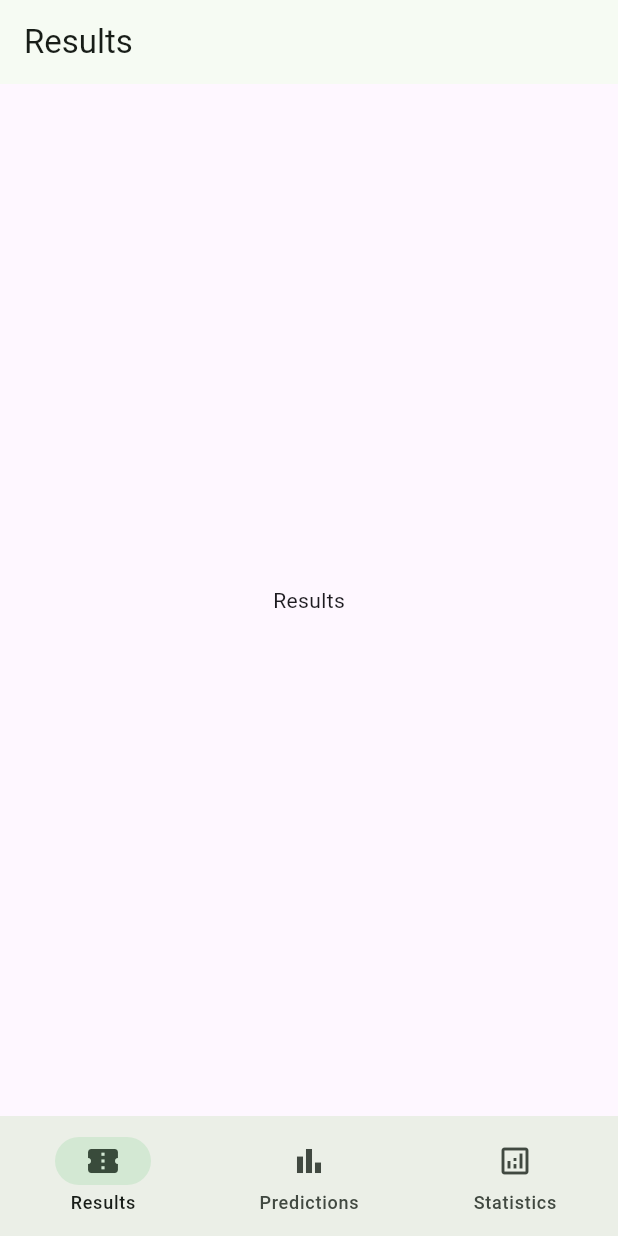
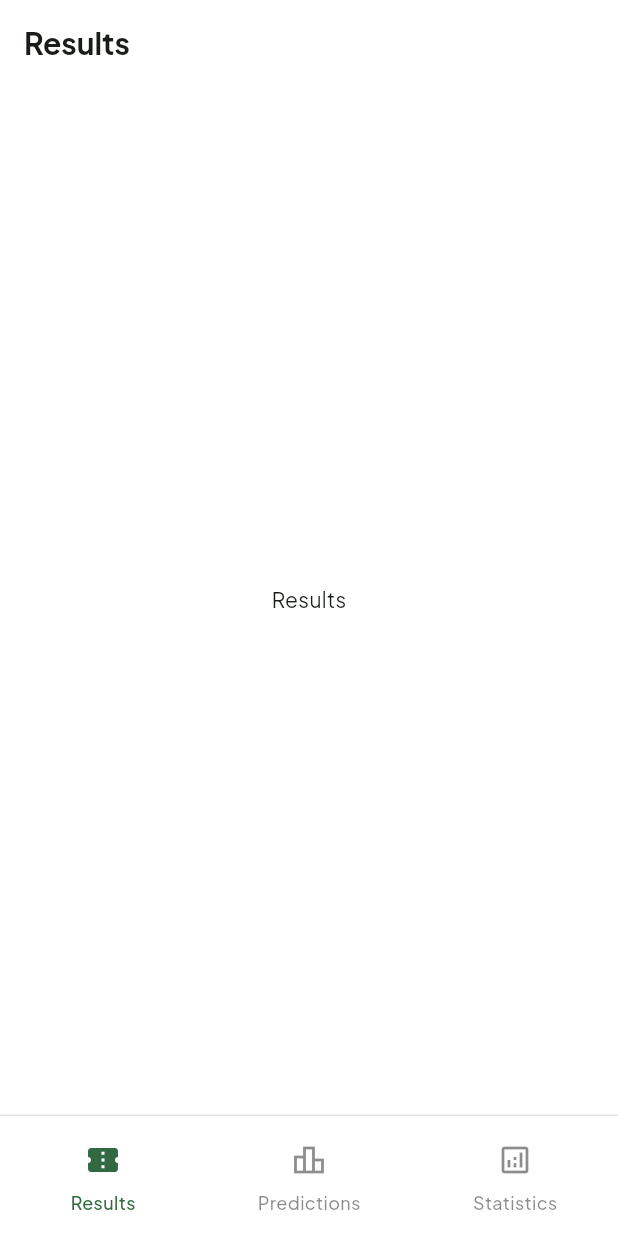
Before and after one commit to alvaro-jrr/ia-animalitos, a Flutter app: the screen it shows after launch, on a phone screen of 412 x 824 dp. Run offline on Flutter 3.47's test engine with Material 3 defaults, Android fonts, the phone set to English and light mode, and no system bars; our stand-ins replace internet_connection_checker_plus.

Commit message:
feat: style navigation bar

```diff
--- a/lib/src/core/styles/app_theme.dart
+++ b/lib/src/core/styles/app_theme.dart
@@ -4,12 +4,22 @@ import 'package:ai_animals_lottery/src/core/styles/app_colors.dart';
 
 class AppTheme {
   /// The light theme.
-  static final light = ThemeData.light().copyWith(
-    colorScheme: ColorScheme.fromSeed(seedColor: AppColors.primary),
+  static final light = ThemeData(
+    fontFamily: 'Plus Jakarta Sans',
+    scaffoldBackgroundColor: Colors.white,
+    colorScheme: ColorScheme.fromSeed(
+      seedColor: AppColors.primary,
+      brightness: Brightness.light,
+    ),
+    dividerColor: Colors.grey.shade200,
   );
 
   /// The dark theme.
-  static final dark = ThemeData.dark().copyWith(
-    colorScheme: ColorScheme.fromSeed(seedColor: AppColors.primary),
+  static final dark = ThemeData(
+    fontFamily: 'Plus Jakarta Sans',
+    colorScheme: ColorScheme.fromSeed(
+      seedColor: AppColors.primary,
+      brightness: Brightness.dark,
+    ),
   );
 }
--- a/lib/src/features/home/widgets/home_app_bar.dart
+++ b/lib/src/features/home/widgets/home_app_bar.dart
@@ -8,7 +8,16 @@ class HomeAppBar extends StatelessWidget implements PreferredSizeWidget {
 
   @override
   Widget build(BuildContext context) {
-    return AppBar(title: Text(settings.title), actions: settings.actions);
+    final theme = Theme.of(context);
+
+    return AppBar(
+      backgroundColor: theme.scaffoldBackgroundColor,
+      title: Text(
+        settings.title,
+        style: TextStyle(fontSize: 20.0, fontWeight: FontWeight.bold),
+      ),
+      actions: settings.actions,
+    );
   }
 
   @override
--- a/lib/src/features/home/widgets/home_bottom_navigation_bar.dart
+++ b/lib/src/features/home/widgets/home_bottom_navigation_bar.dart
@@ -17,27 +17,52 @@ class HomeBottomNavigationBar extends StatelessWidget {
 
   @override
   Widget build(BuildContext context) {
-    return NavigationBar(
+    final theme = Theme.of(context);
+    final selectedColor = theme.colorScheme.primary;
+    final unselectedColor = theme.colorScheme.onSurface.withValues(alpha: 0.5);
+
+    return Container(
+      decoration: BoxDecoration(
+        border: Border(
+          top: BorderSide(
+            color: theme.colorScheme.outlineVariant.withValues(alpha: 0.5),
+            width: 1.0,
+          ),
+        ),
+      ),
+      child: NavigationBar(
         elevation: 0,
         selectedIndex: selectedIndex,
         onDestinationSelected: onDestinationSelected,
+        indicatorColor: Colors.transparent,
+        backgroundColor: theme.colorScheme.onPrimary,
+        labelTextStyle: WidgetStateProperty.resolveWith((states) {
+          return TextStyle(
+            fontSize: 12.0,
+            fontWeight: FontWeight.w500,
+            color: states.contains(WidgetState.selected)
+                ? selectedColor
+                : unselectedColor,
+          );
+        }),
         destinations: [
           NavigationDestination(
-          icon: Icon(Icons.confirmation_num_outlined),
-          selectedIcon: Icon(Icons.confirmation_num),
+            icon: Icon(Icons.confirmation_num_outlined, color: unselectedColor),
+            selectedIcon: Icon(Icons.confirmation_num, color: selectedColor),
             label: localization.results,
           ),
           NavigationDestination(
-          icon: Icon(Icons.bar_chart_outlined),
-          selectedIcon: Icon(Icons.bar_chart),
+            icon: Icon(Icons.leaderboard_outlined, color: unselectedColor),
+            selectedIcon: Icon(Icons.leaderboard, color: selectedColor),
             label: localization.predictions,
           ),
           NavigationDestination(
-          icon: Icon(Icons.analytics_outlined),
-          selectedIcon: Icon(Icons.analytics),
+            icon: Icon(Icons.analytics_outlined, color: unselectedColor),
+            selectedIcon: Icon(Icons.analytics, color: selectedColor),
             label: localization.statistics,
           ),
         ],
+      ),
     );
   }
 }
```
Lines whose indentation alone changed are shown as unchanged.
